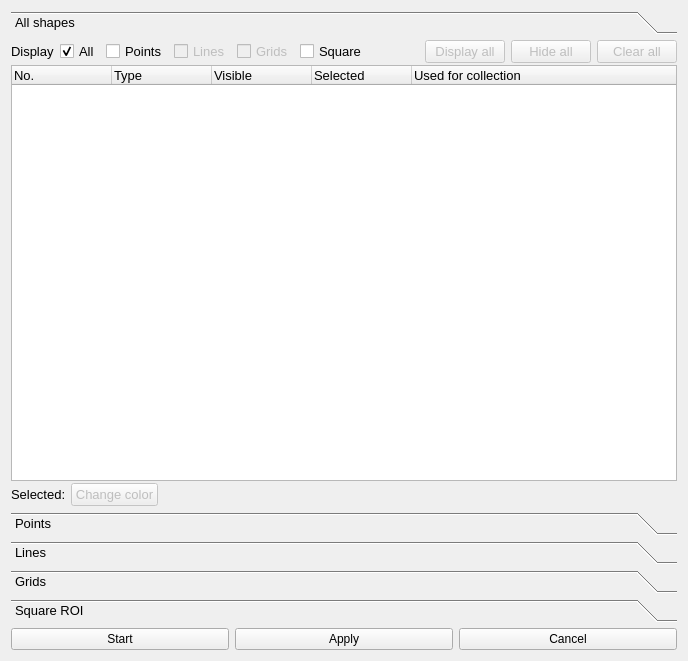
natxo14/mxcube, file gui/ui_files/graphics_manager_layout.ui: the form before one commit.
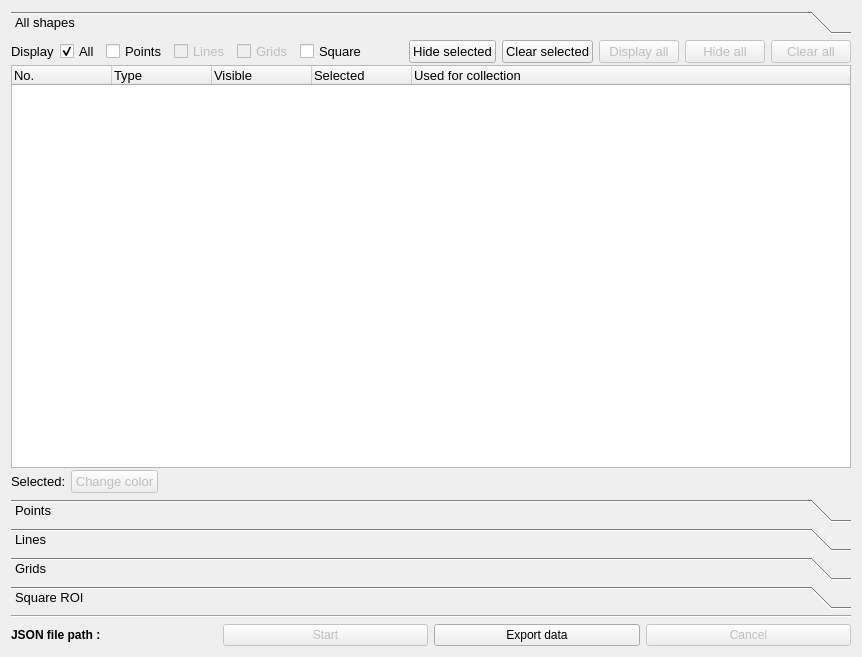
The form after the commit. The open tabs and pages were chosen to show the change. Icons and pictures are not drawn.

Commit message:
Trying making data export work:
how to recover information from configurationtabbrick and multiposition hwrobj to graphicsmanagerbrick

```diff
--- a/gui/ui_files/graphics_manager_layout.ui
+++ b/gui/ui_files/graphics_manager_layout.ui
@@ -6,8 +6,8 @@
    <rect>
     <x>0</x>
     <y>0</y>
-    <width>688</width>
-    <height>661</height>
+    <width>862</width>
+    <height>657</height>
    </rect>
   </property>
   <property name="sizePolicy">
@@ -53,8 +53,8 @@
        <rect>
         <x>0</x>
         <y>0</y>
-        <width>670</width>
-        <height>458</height>
+        <width>844</width>
+        <height>445</height>
        </rect>
       </property>
       <attribute name="label">
@@ -251,6 +251,20 @@
            </property>
           </spacer>
          </item>
+         <item>
+          <widget class="QPushButton" name="hide_selected_button">
+           <property name="text">
+            <string>Hide selected</string>
+           </property>
+          </widget>
+         </item>
+         <item>
+          <widget class="QPushButton" name="clear_selected_button">
+           <property name="text">
+            <string>Clear selected</string>
+           </property>
+          </widget>
+         </item>
          <item>
           <widget class="QPushButton" name="display_all_button">
            <property name="enabled">
@@ -938,10 +952,20 @@
      </widget>
     </widget>
    </item>
-   <item row="1" column="0">
+   <item row="2" column="0">
     <layout class="QHBoxLayout" name="horizontalLayout_4">
+     <item>
+      <widget class="QLabel" name="file_path_label">
+       <property name="text">
+        <string>&lt;html&gt;&lt;head/&gt;&lt;body&gt;&lt;p&gt;&lt;span style=&quot; font-weight:600;&quot;&gt;JSON file path :&lt;/span&gt;&lt;/p&gt;&lt;/body&gt;&lt;/html&gt;</string>
+       </property>
+      </widget>
+     </item>
      <item>
       <widget class="QPushButton" name="start_data_button">
+       <property name="enabled">
+        <bool>false</bool>
+       </property>
        <property name="text">
         <string>Start</string>
        </property>
@@ -950,12 +974,15 @@
      <item>
       <widget class="QPushButton" name="apply_data_button">
        <property name="text">
-        <string>Apply</string>
+        <string>Export data</string>
        </property>
       </widget>
      </item>
      <item>
       <widget class="QPushButton" name="cancel_data_button">
+       <property name="enabled">
+        <bool>false</bool>
+       </property>
        <property name="text">
         <string>Cancel</string>
        </property>
@@ -963,6 +990,13 @@
      </item>
     </layout>
    </item>
+   <item row="1" column="0">
+    <widget class="Line" name="line">
+     <property name="orientation">
+      <enum>Qt::Horizontal</enum>
+     </property>
+    </widget>
+   </item>
   </layout>
  </widget>
  <layoutdefault spacing="6" margin="11"/>
```
Left out of the diff: 20 changed lines with no effect on the pictures. The commit also changes 6 other files.
